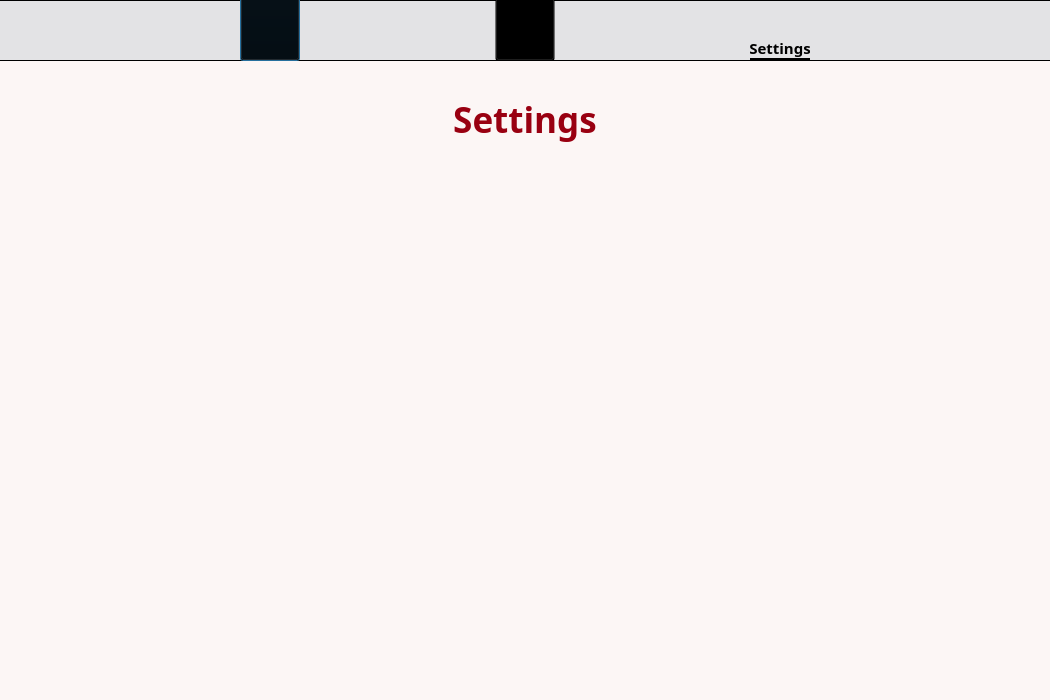
Qt form project/settings.ui (raul-dunca/ransoguard) before a commit.
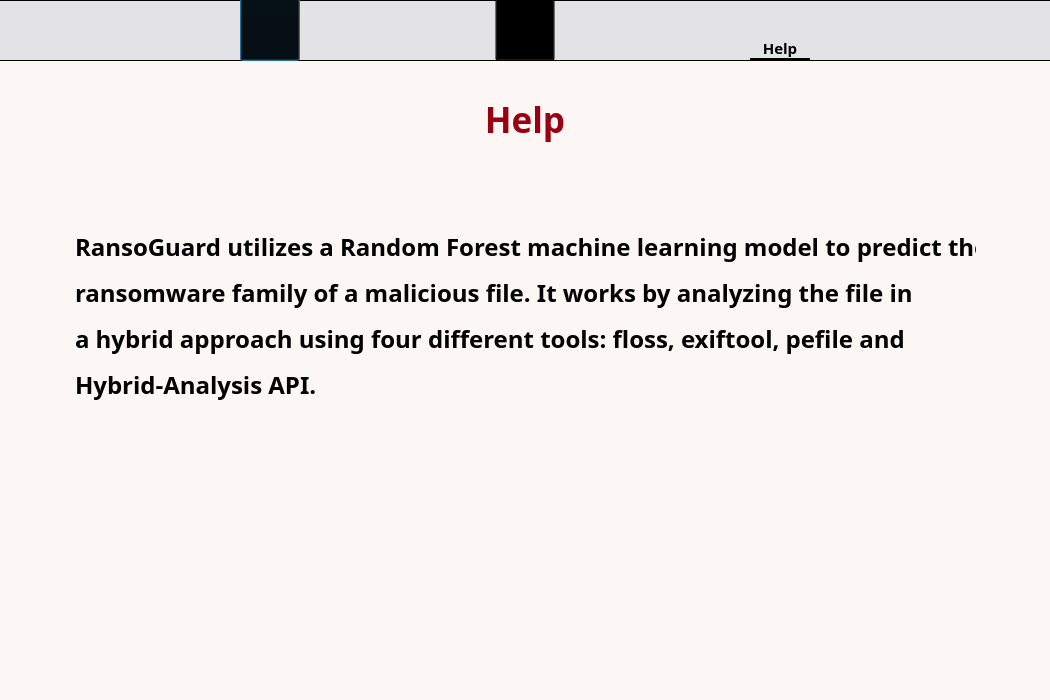
The same form after that commit. Icons and pictures are not drawn.

The edit to the form file:
```diff
--- a/project/settings.ui
+++ b/project/settings.ui
@@ -43,7 +43,7 @@
     <string notr="true">color:#990011</string>
    </property>
    <property name="text">
-    <string>&lt;html&gt;&lt;head/&gt;&lt;body&gt;&lt;p&gt;Settings&lt;/p&gt;&lt;/body&gt;&lt;/html&gt;</string>
+    <string>&lt;html&gt;&lt;head/&gt;&lt;body&gt;&lt;p&gt;Help&lt;/p&gt;&lt;/body&gt;&lt;/html&gt;</string>
    </property>
    <property name="alignment">
     <set>Qt::AlignCenter</set>
@@ -256,7 +256,7 @@
      </font>
     </property>
     <property name="text">
-     <string>Settings</string>
+     <string>Help</string>
     </property>
     <property name="alignment">
      <set>Qt::AlignCenter</set>
@@ -311,6 +311,33 @@
     </property>
    </widget>
   </widget>
+  <widget class="QLabel" name="label_3">
+   <property name="geometry">
+    <rect>
+     <x>75</x>
+     <y>230</y>
+     <width>901</width>
+     <height>211</height>
+    </rect>
+   </property>
+   <property name="font">
+    <font>
+     <family>Century Gothic</family>
+     <pointsize>18</pointsize>
+     <weight>75</weight>
+     <bold>true</bold>
+    </font>
+   </property>
+   <property name="styleSheet">
+    <string notr="true"/>
+   </property>
+   <property name="text">
+    <string>&lt;html&gt;&lt;head/&gt;&lt;body&gt;&lt;p align=&quot;justify&quot;&gt;RansoGuard utilizes a Random Forest machine learning model to predict the &lt;/p&gt;&lt;p align=&quot;justify&quot;&gt;ransomware family of a malicious file. It works by analyzing the file in &lt;/p&gt;&lt;p align=&quot;justify&quot;&gt;a hybrid approach using four different tools: floss, exiftool, pefile and&lt;/p&gt;&lt;p align=&quot;justify&quot;&gt;Hybrid-Analysis API.&lt;/p&gt;&lt;/body&gt;&lt;/html&gt;</string>
+   </property>
+   <property name="alignment">
+    <set>Qt::AlignLeading|Qt::AlignLeft|Qt::AlignTop</set>
+   </property>
+  </widget>
  </widget>
  <resources/>
  <connections/>
```
Left out of the diff: 4 changed lines with no effect on the pictures.
